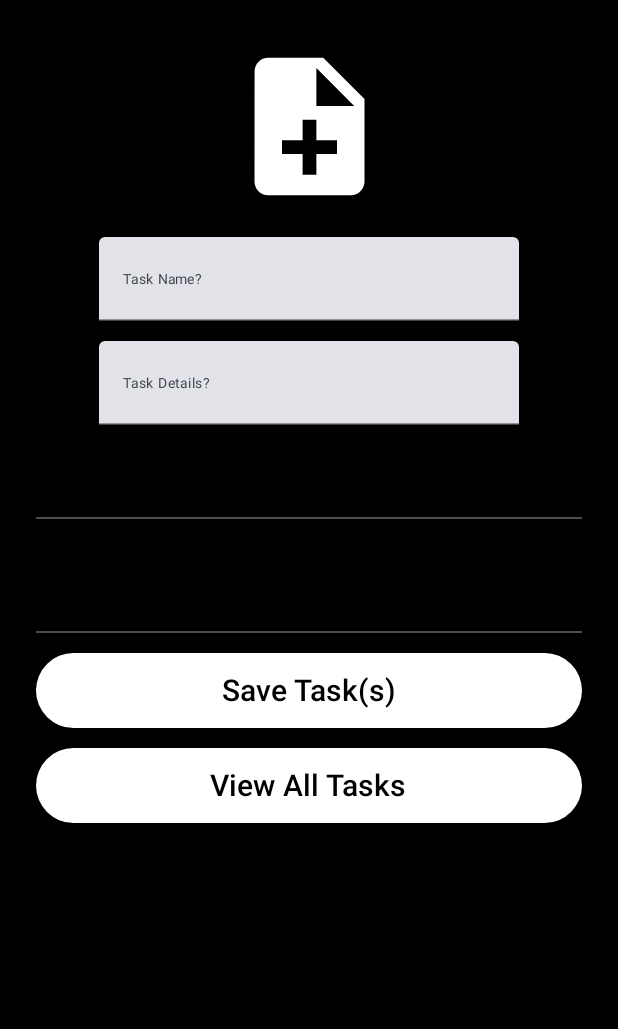
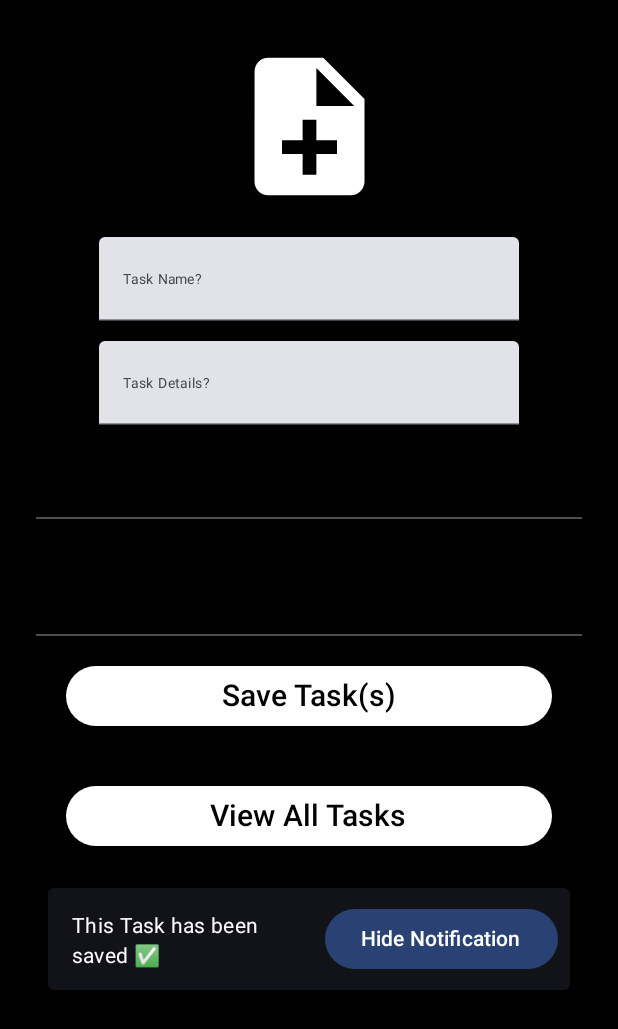
Before and after one commit to TyGBenjamin/TodoTask_Compose, an Android app built with Jetpack Compose: the AddTaskFragment screen opened through its navigation route, after a tap on "Save Task(s)", on a phone screen of 412 x 824 dp. Shown: the top 1029 px of the screen. Run offline under Robolectric (Android 15) with nearby library versions, the phone set to English and light mode, and no system bars; our stand-ins replace Dagger/Hilt's generated code, Room's generated code.

Commit message:
corrected minor errors

```diff
--- a/app/src/main/java/com/example/taskapplicationnew/view/AddTaskFragment.kt
+++ b/app/src/main/java/com/example/taskapplicationnew/view/AddTaskFragment.kt
@@ -8,7 +8,6 @@ import androidx.compose.foundation.background
 import androidx.compose.foundation.layout.Arrangement
 import androidx.compose.foundation.layout.Box
 import androidx.compose.foundation.layout.Column
-import androidx.compose.foundation.layout.Row
 import androidx.compose.foundation.layout.fillMaxSize
 import androidx.compose.foundation.layout.fillMaxWidth
 import androidx.compose.foundation.layout.height
@@ -20,6 +19,7 @@ import androidx.compose.material3.ButtonDefaults
 import androidx.compose.material3.Divider
 import androidx.compose.material3.ExperimentalMaterial3Api
 import androidx.compose.material3.Icon
+import androidx.compose.material3.Snackbar
 import androidx.compose.material3.Text
 import androidx.compose.material3.TextField
 import androidx.compose.runtime.Composable
@@ -36,12 +36,9 @@ import androidx.compose.ui.res.painterResource
 import androidx.compose.ui.res.stringResource
 import androidx.compose.ui.unit.dp
 import androidx.compose.ui.unit.sp
-import androidx.core.os.bundleOf
 import androidx.fragment.app.Fragment
 import androidx.fragment.app.activityViewModels
 import androidx.navigation.findNavController
-import androidx.navigation.fragment.NavHostFragment
-import androidx.navigation.fragment.findNavController
 import com.example.taskapplicationnew.R
 import com.example.taskapplicationnew.model.data.Task
 import com.example.taskapplicationnew.ui.theme.TaskApplicationNewTheme
@@ -78,11 +75,6 @@ class AddTaskFragment : Fragment() {
                         AddTask(viewModel = taskViewModel) {
                             findNavController().navigate(R.id.dashboardFragment)
                         }
-//                        AddTask(viewModel = taskViewModel) { args ->
-//                            val action = AddTaskFragmentDirections.actionAddTaskFragmentToDashboardFragment()
-//                            findNavController()
-//                                .navigate(action)
-//                        }
                     }
                 }
             }
@@ -104,6 +96,8 @@ fun AddTask(
         verticalArrangement = Arrangement.spacedBy(13.dp, alignment = Alignment.Bottom),
         horizontalAlignment = Alignment.CenterHorizontally
     ) {
+        val (snackbarVisibleState, setSnackBarState) = remember { mutableStateOf(false) }
+
 
         var taskTitle by remember {
             mutableStateOf("")
@@ -119,41 +113,34 @@ fun AddTask(
         TextField(value = taskBody, onValueChange = { taskBody = it },
             label = { Label(typeInput = "Task Details?") })
         DividerOne()
-        Row(verticalAlignment = Alignment.CenterVertically) {
-        }
+        Column(horizontalAlignment = Alignment.CenterHorizontally,
+        modifier = Modifier.padding(vertical = 15.dp)) {
+
             DividerOne()
             SpecialButton(text = "Save Task(s)") {
+                setSnackBarState(!snackbarVisibleState)
                 viewModel.addTask(task = Task(title = taskTitle, body = taskBody))
             }
             SpecialButton(text = stringResource(R.string.viewAll)) {
                 onNavigate()
             }
-//        Button(
-//            onClick = {
-//                viewModel.addTask(task = Task(title = taskTitle, body = taskBody))
-//            }, modifier = Modifier
-//                .fillMaxWidth()
-//                .height(50.dp),
-//            colors = ButtonDefaults.buttonColors(
-//                containerColor = Color.White,
-//                disabledContainerColor = Color.Gray
-//            )
-//        ) {
-//            Text(
-//                text = "Save Task(s)",
-//                fontSize = 20.sp,
-//                color = Color.Black
-//            )
-//        }
-//        Button(onClick = {
-//            val args: Bundle = bundleOf(
-//                "taskTitle" to taskTitle,
-//                "taskBody" to taskBody,
-//            )
-//            onNavigate()
-//        }) {
-//            Text(text = stringResource(R.string.viewAll))
-//        }
+            if (snackbarVisibleState) {
+                Snackbar(
+                    action = {
+                        Button(onClick = {
+                            setSnackBarState(!snackbarVisibleState)
+                        }) {
+                            Text(text = "Hide Notification")
+                        }
+                    },
+                    modifier = Modifier.padding(8.dp)
+                ) {
+                    Column() {
+                        Text(text = "This Task has been saved ✅")
+                    }
+                }
+            }
+        }
     }
 }
 
@@ -172,9 +159,6 @@ fun IconOne() {
     }
 }
 
-/**
- *
- */
 @Composable
 fun DividerOne() {
     Divider(
@@ -183,7 +167,6 @@ fun DividerOne() {
         modifier = Modifier.padding(top = 48.dp)
     )
 }
-
 
 @Composable
 fun Label(typeInput: String) {
@@ -194,15 +177,14 @@ fun Label(typeInput: String) {
 }
 
 @Composable
-fun SpecialButton (text: String, onClick: () -> Unit){
-    val (snackbarVisibleState, setSnackBarState) = remember { mutableStateOf(false) }
-
+fun SpecialButton(text: String, onClick: () -> Unit) {
     Button(
         onClick = {
             onClick()
         }, modifier = Modifier
             .fillMaxWidth()
-            .height(50.dp),
+            .height(80.dp)
+            .padding(20.dp),
         colors = ButtonDefaults.buttonColors(
             containerColor = Color.White,
             disabledContainerColor = Color.Gray
--- a/app/src/main/java/com/example/taskapplicationnew/view/DashboardFragment.kt
+++ b/app/src/main/java/com/example/taskapplicationnew/view/DashboardFragment.kt
@@ -86,7 +86,6 @@ class DashboardFragment : Fragment() {
                                             taskViewModel.deleteTask(task)
                                             taskViewModel.getTasks()
                                         }
-
                                     }
                                 }
                             }
```
Lines whose indentation alone changed are shown as unchanged.
